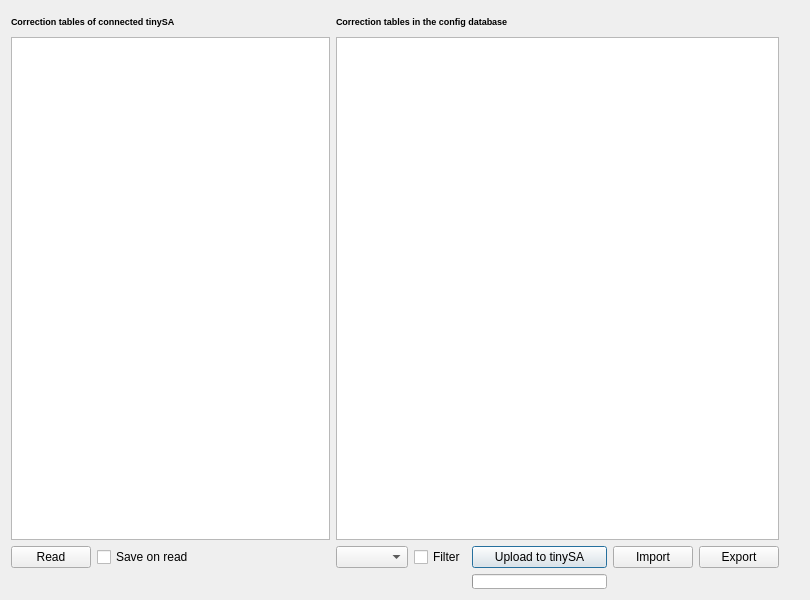
Above: src/offset.ui from g4ixt/QtTinySA before the change. Below: the same form after it.
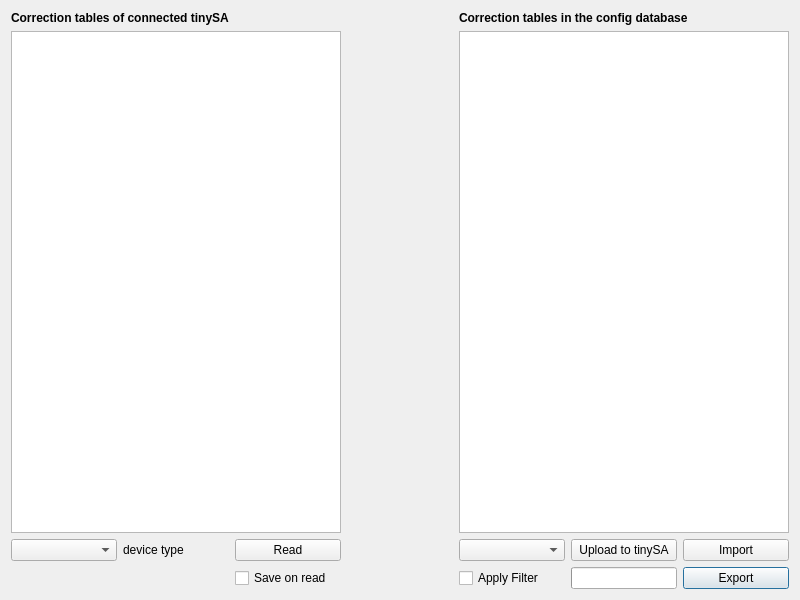
That is the form after the change.

```diff
--- a/src/offset.ui
+++ b/src/offset.ui
@@ -6,7 +6,7 @@
    <rect>
     <x>0</x>
     <y>0</y>
-    <width>810</width>
+    <width>800</width>
     <height>600</height>
    </rect>
   </property>
@@ -16,50 +16,10 @@
   <layout class="QGridLayout" name="gridLayout_2">
    <item row="0" column="0">
     <layout class="QGridLayout" name="gridLayout">
-     <item row="1" column="0" rowspan="2" colspan="3">
-      <widget class="QTableWidget" name="tsa_table">
-       <property name="enabled">
-        <bool>true</bool>
-       </property>
-       <property name="sizePolicy">
-        <sizepolicy hsizetype="Expanding" vsizetype="Expanding">
-         <horstretch>0</horstretch>
-         <verstretch>0</verstretch>
-        </sizepolicy>
-       </property>
-       <property name="editTriggers">
-        <set>QAbstractItemView::NoEditTriggers</set>
-       </property>
-      </widget>
-     </item>
-     <item row="0" column="0" colspan="2">
-      <widget class="QLabel" name="label">
-       <property name="font">
-        <font>
-         <pointsize>7</pointsize>
-         <weight>75</weight>
-         <bold>true</bold>
-        </font>
-       </property>
-       <property name="text">
-        <string>Correction tables of connected tinySA </string>
-       </property>
-      </widget>
-     </item>
-     <item row="1" column="3" rowspan="2" colspan="5">
-      <widget class="QTableView" name="c_table">
-       <property name="sizePolicy">
-        <sizepolicy hsizetype="Expanding" vsizetype="Expanding">
-         <horstretch>0</horstretch>
-         <verstretch>0</verstretch>
-        </sizepolicy>
-       </property>
-      </widget>
-     </item>
-     <item row="3" column="1">
+     <item row="3" column="2">
       <widget class="QCheckBox" name="save_box">
        <property name="sizePolicy">
-        <sizepolicy hsizetype="Minimum" vsizetype="Fixed">
+        <sizepolicy hsizetype="Preferred" vsizetype="Fixed">
          <horstretch>0</horstretch>
          <verstretch>0</verstretch>
         </sizepolicy>
@@ -72,49 +32,55 @@
        </property>
       </widget>
      </item>
-     <item row="2" column="8">
-      <spacer name="verticalSpacer">
-       <property name="orientation">
-        <enum>Qt::Vertical</enum>
-       </property>
-       <property name="sizeHint" stdset="0">
-        <size>
-         <width>20</width>
-         <height>40</height>
-        </size>
-       </property>
-      </spacer>
-     </item>
-     <item row="3" column="5">
-      <widget class="QPushButton" name="upload_button">
-       <property name="sizePolicy">
-        <sizepolicy hsizetype="Minimum" vsizetype="Fixed">
-         <horstretch>0</horstretch>
-         <verstretch>0</verstretch>
-        </sizepolicy>
-       </property>
-       <property name="text">
-        <string>Upload to tinySA</string>
-       </property>
-      </widget>
-     </item>
-     <item row="3" column="3">
-      <widget class="QComboBox" name="correction_mode">
-       <property name="sizePolicy">
-        <sizepolicy hsizetype="Minimum" vsizetype="Fixed">
-         <horstretch>0</horstretch>
-         <verstretch>0</verstretch>
-        </sizepolicy>
-       </property>
-       <property name="toolTip">
-        <string>Correction mode</string>
-       </property>
-      </widget>
-     </item>
      <item row="3" column="6">
+      <widget class="QPushButton" name="export_button">
+       <property name="sizePolicy">
+        <sizepolicy hsizetype="Preferred" vsizetype="Fixed">
+         <horstretch>0</horstretch>
+         <verstretch>0</verstretch>
+        </sizepolicy>
+       </property>
+       <property name="text">
+        <string>Export</string>
+       </property>
+      </widget>
+     </item>
+     <item row="3" column="4">
+      <widget class="QCheckBox" name="filter_box">
+       <property name="sizePolicy">
+        <sizepolicy hsizetype="Preferred" vsizetype="Fixed">
+         <horstretch>0</horstretch>
+         <verstretch>0</verstretch>
+        </sizepolicy>
+       </property>
+       <property name="toolTip">
+        <string>Filter by correction mode</string>
+       </property>
+       <property name="text">
+        <string>Apply Filter</string>
+       </property>
+       <property name="checked">
+        <bool>false</bool>
+       </property>
+      </widget>
+     </item>
+     <item row="0" column="0" colspan="4">
+      <widget class="QLabel" name="label">
+       <property name="font">
+        <font>
+         <pointsize>9</pointsize>
+         <bold>true</bold>
+        </font>
+       </property>
+       <property name="text">
+        <string>Correction tables of connected tinySA </string>
+       </property>
+      </widget>
+     </item>
+     <item row="2" column="6">
       <widget class="QPushButton" name="import_button">
        <property name="sizePolicy">
-        <sizepolicy hsizetype="Minimum" vsizetype="Fixed">
+        <sizepolicy hsizetype="Preferred" vsizetype="Fixed">
          <horstretch>0</horstretch>
          <verstretch>0</verstretch>
         </sizepolicy>
@@ -124,12 +90,11 @@
        </property>
       </widget>
      </item>
-     <item row="0" column="3" colspan="3">
+     <item row="0" column="4" colspan="3">
       <widget class="QLabel" name="label_2">
        <property name="font">
         <font>
-         <pointsize>7</pointsize>
-         <weight>75</weight>
+         <pointsize>9</pointsize>
          <bold>true</bold>
         </font>
        </property>
@@ -138,10 +103,10 @@
        </property>
       </widget>
      </item>
-     <item row="3" column="0">
+     <item row="2" column="2">
       <widget class="QPushButton" name="read_button">
        <property name="sizePolicy">
-        <sizepolicy hsizetype="Minimum" vsizetype="Fixed">
+        <sizepolicy hsizetype="Preferred" vsizetype="Fixed">
          <horstretch>0</horstretch>
          <verstretch>0</verstretch>
         </sizepolicy>
@@ -154,10 +119,46 @@
        </property>
       </widget>
      </item>
-     <item row="3" column="4">
-      <widget class="QCheckBox" name="filter_box">
+     <item row="2" column="1">
+      <widget class="QLabel" name="dev_type">
        <property name="sizePolicy">
-        <sizepolicy hsizetype="Minimum" vsizetype="Fixed">
+        <sizepolicy hsizetype="Preferred" vsizetype="Preferred">
+         <horstretch>0</horstretch>
+         <verstretch>0</verstretch>
+        </sizepolicy>
+       </property>
+       <property name="text">
+        <string>device type</string>
+       </property>
+      </widget>
+     </item>
+     <item row="2" column="5">
+      <widget class="QPushButton" name="upload_button">
+       <property name="sizePolicy">
+        <sizepolicy hsizetype="Preferred" vsizetype="Fixed">
+         <horstretch>0</horstretch>
+         <verstretch>0</verstretch>
+        </sizepolicy>
+       </property>
+       <property name="text">
+        <string>Upload to tinySA</string>
+       </property>
+      </widget>
+     </item>
+     <item row="1" column="4" colspan="3">
+      <widget class="QTableView" name="c_table">
+       <property name="sizePolicy">
+        <sizepolicy hsizetype="Preferred" vsizetype="Expanding">
+         <horstretch>0</horstretch>
+         <verstretch>0</verstretch>
+        </sizepolicy>
+       </property>
+      </widget>
+     </item>
+     <item row="2" column="4">
+      <widget class="QComboBox" name="correction_mode">
+       <property name="sizePolicy">
+        <sizepolicy hsizetype="Preferred" vsizetype="Fixed">
          <horstretch>0</horstretch>
          <verstretch>0</verstretch>
         </sizepolicy>
@@ -165,47 +166,12 @@
        <property name="toolTip">
         <string>Filter by correction mode</string>
        </property>
-       <property name="text">
-        <string>Filter</string>
-       </property>
-       <property name="checked">
-        <bool>false</bool>
-       </property>
       </widget>
      </item>
-     <item row="3" column="7">
-      <widget class="QPushButton" name="export_button">
-       <property name="sizePolicy">
-        <sizepolicy hsizetype="Minimum" vsizetype="Fixed">
-         <horstretch>0</horstretch>
-         <verstretch>0</verstretch>
-        </sizepolicy>
-       </property>
-       <property name="text">
-        <string>Export</string>
-       </property>
-      </widget>
-     </item>
-     <item row="0" column="2">
-      <spacer name="horizontalSpacer">
-       <property name="orientation">
-        <enum>Qt::Horizontal</enum>
-       </property>
-       <property name="sizeType">
-        <enum>QSizePolicy::Fixed</enum>
-       </property>
-       <property name="sizeHint" stdset="0">
-        <size>
-         <width>130</width>
-         <height>20</height>
-        </size>
-       </property>
-      </spacer>
-     </item>
-     <item row="4" column="5">
+     <item row="3" column="5">
       <widget class="QProgressBar" name="progress">
        <property name="sizePolicy">
-        <sizepolicy hsizetype="Expanding" vsizetype="Minimum">
+        <sizepolicy hsizetype="Preferred" vsizetype="Minimum">
          <horstretch>0</horstretch>
          <verstretch>0</verstretch>
         </sizepolicy>
@@ -223,6 +189,32 @@
        </property>
       </widget>
      </item>
+     <item row="2" column="0">
+      <widget class="QComboBox" name="port">
+       <property name="sizePolicy">
+        <sizepolicy hsizetype="Preferred" vsizetype="Fixed">
+         <horstretch>0</horstretch>
+         <verstretch>0</verstretch>
+        </sizepolicy>
+       </property>
+      </widget>
+     </item>
+     <item row="1" column="0" colspan="3">
+      <widget class="QTableWidget" name="tsa_table">
+       <property name="enabled">
+        <bool>true</bool>
+       </property>
+       <property name="sizePolicy">
+        <sizepolicy hsizetype="Preferred" vsizetype="Expanding">
+         <horstretch>0</horstretch>
+         <verstretch>0</verstretch>
+        </sizepolicy>
+       </property>
+       <property name="editTriggers">
+        <set>QAbstractItemView::EditTrigger::NoEditTriggers</set>
+       </property>
+      </widget>
+     </item>
     </layout>
    </item>
   </layout>
```
Left out of the diff: 2 changed lines with no effect on the pictures.
